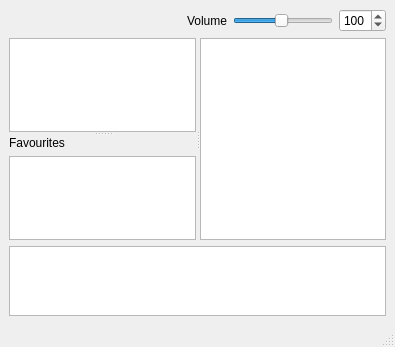
MaurizioB/SampleBrowse, file main.ui: the form before one commit.
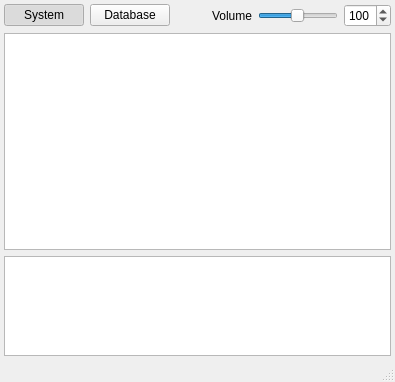
The form after the commit.

Commit message: Preparation for sample database support.

Diff of the .ui file:
```diff
--- a/main.ui
+++ b/main.ui
@@ -7,7 +7,7 @@
     <x>0</x>
     <y>0</y>
     <width>395</width>
-    <height>347</height>
+    <height>382</height>
    </rect>
   </property>
   <property name="windowTitle">
@@ -15,8 +15,52 @@
   </property>
   <widget class="QWidget" name="centralwidget">
    <layout class="QGridLayout" name="gridLayout" rowstretch="0,0,0">
+    <property name="margin">
+     <number>4</number>
+    </property>
     <item row="0" column="0">
      <layout class="QHBoxLayout" name="horizontalLayout">
+      <item>
+       <widget class="QPushButton" name="browseSystemBtn">
+        <property name="sizePolicy">
+         <sizepolicy hsizetype="Minimum" vsizetype="Maximum">
+          <horstretch>0</horstretch>
+          <verstretch>0</verstretch>
+         </sizepolicy>
+        </property>
+        <property name="text">
+         <string>System</string>
+        </property>
+        <property name="checkable">
+         <bool>true</bool>
+        </property>
+        <property name="checked">
+         <bool>true</bool>
+        </property>
+        <attribute name="buttonGroup">
+         <string notr="true">browseSelectGroup</string>
+        </attribute>
+       </widget>
+      </item>
+      <item>
+       <widget class="QPushButton" name="browseDbBtn">
+        <property name="sizePolicy">
+         <sizepolicy hsizetype="Minimum" vsizetype="Maximum">
+          <horstretch>0</horstretch>
+          <verstretch>0</verstretch>
+         </sizepolicy>
+        </property>
+        <property name="text">
+         <string>Database</string>
+        </property>
+        <property name="checkable">
+         <bool>true</bool>
+        </property>
+        <attribute name="buttonGroup">
+         <string notr="true">browseSelectGroup</string>
+        </attribute>
+       </widget>
+      </item>
       <item>
        <spacer name="horizontalSpacer">
         <property name="orientation">
@@ -107,52 +151,6 @@
       <property name="childrenCollapsible">
        <bool>false</bool>
       </property>
-      <widget class="QSplitter" name="fsSplitter">
-       <property name="orientation">
-        <enum>Qt::Vertical</enum>
-       </property>
-       <property name="childrenCollapsible">
-        <bool>false</bool>
-       </property>
-       <widget class="QTreeView" name="fsView">
-        <property name="contextMenuPolicy">
-         <enum>Qt::CustomContextMenu</enum>
-        </property>
-        <attribute name="headerVisible">
-         <bool>false</bool>
-        </attribute>
-       </widget>
-       <widget class="QWidget" name="verticalLayoutWidget">
-        <layout class="QVBoxLayout" name="verticalLayout">
-         <item>
-          <widget class="QLabel" name="label_2">
-           <property name="text">
-            <string>Favourites</string>
-           </property>
-          </widget>
-         </item>
-         <item>
-          <widget class="QTableView" name="favouritesTable">
-           <property name="selectionBehavior">
-            <enum>QAbstractItemView::SelectRows</enum>
-           </property>
-           <property name="sortingEnabled">
-            <bool>true</bool>
-           </property>
-           <attribute name="horizontalHeaderHighlightSections">
-            <bool>false</bool>
-           </attribute>
-           <attribute name="verticalHeaderVisible">
-            <bool>false</bool>
-           </attribute>
-           <attribute name="verticalHeaderHighlightSections">
-            <bool>false</bool>
-           </attribute>
-          </widget>
-         </item>
-        </layout>
-       </widget>
-      </widget>
       <widget class="QTableView" name="sampleView">
        <property name="editTriggers">
         <set>QAbstractItemView::NoEditTriggers</set>
```
Left out of the diff: 6 changed lines with no effect on the pictures. The commit also changes 1 other file.
